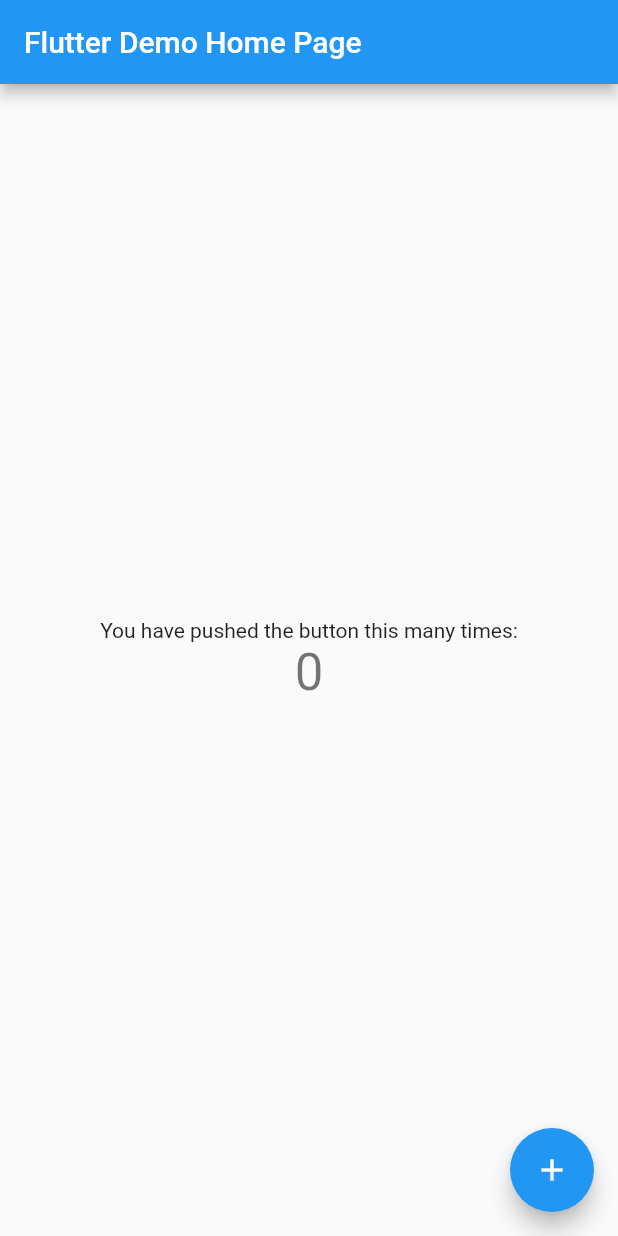
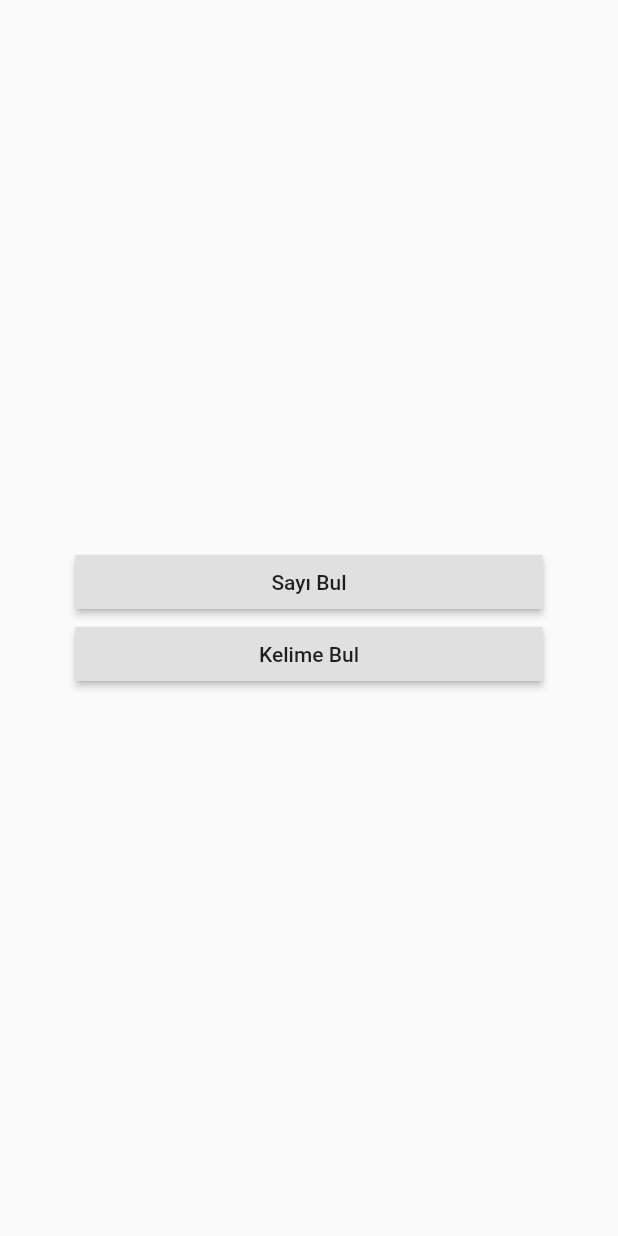
Before and after one commit to bahaby/find_the_number, a Flutter app: the screen it shows after launch, on a phone screen of 412 x 824 dp. Run offline on Flutter 3.47's test engine with Material 2 defaults, Android fonts, the phone set to English and light mode, and no system bars.

Commit message:
to be continued...

```diff
--- a/lib/main.dart
+++ b/lib/main.dart
@@ -1,111 +1,24 @@
+import 'package:find_the_number/pages/home_page.dart';
+import 'package:find_the_number/pages/number_game_page.dart';
 import 'package:flutter/material.dart';
 
 void main() => runApp(MyApp());
 
 class MyApp extends StatelessWidget {
-  // This widget is the root of your application.
+
   @override
   Widget build(BuildContext context) {
     return MaterialApp(
-      title: 'Flutter Demo',
+      debugShowCheckedModeBanner: false,
+      title: 'Find the Number',
       theme: ThemeData(
-        // This is the theme of your application.
-        //
-        // Try running your application with "flutter run". You'll see the
-        // application has a blue toolbar. Then, without quitting the app, try
-        // changing the primarySwatch below to Colors.green and then invoke
-        // "hot reload" (press "r" in the console where you ran "flutter run",
-        // or simply save your changes to "hot reload" in a Flutter IDE).
-        // Notice that the counter didn't reset back to zero; the application
-        // is not restarted.
         primarySwatch: Colors.blue,
       ),
-      home: MyHomePage(title: 'Flutter Demo Home Page'),
+      initialRoute: HomePage.routeName,
+      routes: {
+        HomePage.routeName: (_) => HomePage(),
+        NumberGamePage.routeName: (_) => NumberGamePage(),
+      },
     );
   }
 }
-
-class MyHomePage extends StatefulWidget {
-  MyHomePage({Key key, this.title}) : super(key: key);
-
-  // This widget is the home page of your application. It is stateful, meaning
-  // that it has a State object (defined below) that contains fields that affect
-  // how it looks.
-
-  // This class is the configuration for the state. It holds the values (in this
-  // case the title) provided by the parent (in this case the App widget) and
-  // used by the build method of the State. Fields in a Widget subclass are
-  // always marked "final".
-
-  final String title;
-
-  @override
-  _MyHomePageState createState() => _MyHomePageState();
-}
-
-class _MyHomePageState extends State<MyHomePage> {
-  int _counter = 0;
-
-  void _incrementCounter() {
-    setState(() {
-      // This call to setState tells the Flutter framework that something has
-      // changed in this State, which causes it to rerun the build method below
-      // so that the display can reflect the updated values. If we changed
-      // _counter without calling setState(), then the build method would not be
-      // called again, and so nothing would appear to happen.
-      _counter++;
-    });
-  }
-
-  @override
-  Widget build(BuildContext context) {
-    // This method is rerun every time setState is called, for instance as done
-    // by the _incrementCounter method above.
-    //
-    // The Flutter framework has been optimized to make rerunning build methods
-    // fast, so that you can just rebuild anything that needs updating rather
-    // than having to individually change instances of widgets.
-    return Scaffold(
-      appBar: AppBar(
-        // Here we take the value from the MyHomePage object that was created by
-        // the App.build method, and use it to set our appbar title.
-        title: Text(widget.title),
-      ),
-      body: Center(
-        // Center is a layout widget. It takes a single child and positions it
-        // in the middle of the parent.
-        child: Column(
-          // Column is also a layout widget. It takes a list of children and
-          // arranges them vertically. By default, it sizes itself to fit its
-          // children horizontally, and tries to be as tall as its parent.
-          //
-          // Invoke "debug painting" (press "p" in the console, choose the
-          // "Toggle Debug Paint" action from the Flutter Inspector in Android
-          // Studio, or the "Toggle Debug Paint" command in Visual Studio Code)
-          // to see the wireframe for each widget.
-          //
-          // Column has various properties to control how it sizes itself and
-          // how it positions its children. Here we use mainAxisAlignment to
-          // center the children vertically; the main axis here is the vertical
-          // axis because Columns are vertical (the cross axis would be
-          // horizontal).
-          mainAxisAlignment: MainAxisAlignment.center,
-          children: <Widget>[
-            Text(
-              'You have pushed the button this many times:',
-            ),
-            Text(
-              '$_counter',
-              style: Theme.of(context).textTheme.headline4,
-            ),
-          ],
-        ),
-      ),
-      floatingActionButton: FloatingActionButton(
-        onPressed: _incrementCounter,
-        tooltip: 'Increment',
-        child: Icon(Icons.add),
-      ), // This trailing comma makes auto-formatting nicer for build methods.
-    );
-  }
-}
--- /dev/null
+++ b/lib/models/number.dart
@@ -0,0 +1,9 @@
+import 'package:find_the_number/models/parent.dart';
+
+class Number{
+  int number;
+  Parent parent;
+  Number.noParent(this.number):this.parent = null;
+  Number(this.number, this.parent);
+
+}
--- /dev/null
+++ b/lib/models/parent.dart
@@ -0,0 +1,43 @@
+import 'package:find_the_number/models/number.dart';
+
+enum Operator {
+  Add,
+  Sub,
+  Div,
+  Mul,
+}
+
+class Parent {
+  static const operators = [
+    Operator.Add,
+    Operator.Sub,
+    Operator.Div,
+    Operator.Mul
+  ];
+  final Number firstNumber;
+  final Number secondNumber;
+  final Operator op;
+  Parent(this.firstNumber, this.secondNumber, this.op);
+
+  static int operation(int num1, int num2, Operator op) {
+    switch (op) {
+      case Operator.Add:
+        return num1 + num2;
+      case Operator.Sub:
+        if (num1 <= num2) return null;
+        return num1 - num2;
+      case Operator.Div:
+        if (num1 % num2 != 0 || num1 < num2) return null;
+        return num1 ~/ num2;
+      case Operator.Mul:
+        return num1 + num2;
+    }
+    return null;
+  }
+
+  static Number addNumbers(Number num1, Number num2, Operator op) {
+    int operationResult = operation(num1.number, num2.number, op);
+    if (operationResult == null) return null;
+    return Number(operationResult, Parent(num1, num2, op));
+  }
+}
--- /dev/null
+++ b/lib/pages/home_page.dart
@@ -0,0 +1,32 @@
+import 'package:find_the_number/pages/number_game_page.dart';
+import 'package:flutter/material.dart';
+
+class HomePage extends StatelessWidget {
+  static const routeName = '/home';
+  @override
+  Widget build(BuildContext context) {
+    return Scaffold(
+      body: SafeArea(
+        child: Container(
+          margin: EdgeInsets.symmetric(horizontal: 50),
+          child: Column(
+            mainAxisAlignment: MainAxisAlignment.center,
+            crossAxisAlignment: CrossAxisAlignment.stretch,
+            children: <Widget>[
+              RaisedButton(
+                child: Text('Sayı Bul'),
+                onPressed: () {
+                  Navigator.of(context).pushNamed(NumberGamePage.routeName);
+                },
+              ),
+              RaisedButton(
+                child: Text('Kelime Bul'),
+                onPressed: () {},
+              ),
+            ],
+          ),
+        ),
+      ),
+    );
+  }
+}
--- a/pubspec.yaml
+++ b/pubspec.yaml
@@ -14,11 +14,12 @@ description: A new Flutter project.
 version: 1.0.0+1
 
 environment:
-  sdk: ">=2.1.0 <3.0.0"
+  sdk: ">=2.7.0 <3.0.0"
 
 dependencies:
   flutter:
     sdk: flutter
+  provider: ^4.0.4
 
 
   # The following adds the Cupertino Icons font to your application.
```
Also changed, not shown: lib/models/results.dart (added, +74 -0 lines), lib/pages/number_game_page.dart (added, +19 -0 lines), pubspec.lock, 5 other files.
